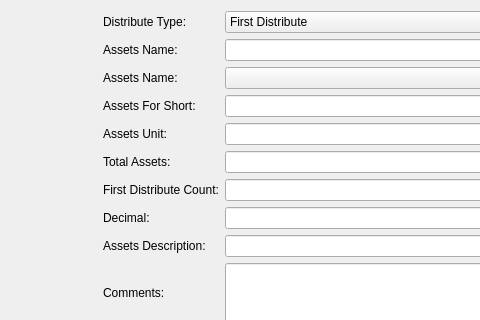
SAFE-anwang/safe, file src/qt/forms/assetsdistribute.ui: the form before one commit; both pictures show x 0 to 480 and y 0 to 320 of the 686 by 561 pixel window.
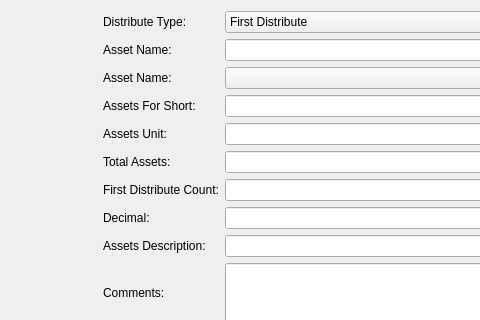
The form after the commit. Custom widgets are drawn as their Qt base class.

Commit message: add issue asset,get candy,regist application,forbid dash candy

The edit to the form file:
```diff
--- a/src/qt/forms/assetsdistribute.ui
+++ b/src/qt/forms/assetsdistribute.ui
@@ -65,7 +65,7 @@
      <item row="1" column="0">
       <widget class="QLabel" name="assetsNameLabel">
        <property name="text">
-        <string>Assets Name:</string>
+        <string>Asset Name:</string>
        </property>
       </widget>
      </item>
@@ -86,7 +86,7 @@
      <item row="2" column="0">
       <widget class="QLabel" name="addAssetsNameLabel">
        <property name="text">
-        <string>Assets Name:</string>
+        <string>Asset Name:</string>
        </property>
       </widget>
      </item>
```
The commit also changes 100 other files.
